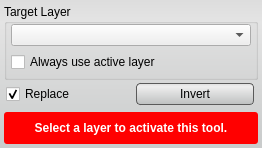
The window that src/Interface/ToolInterface/InvertToolInterface.ui (jessdtate/Seg3D) describes before a commit, drawn with Qt 5.
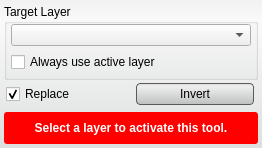
The same window after the commit. Custom widgets are drawn as their Qt base class.

Patch:
```diff
--- a/src/Interface/ToolInterface/InvertToolInterface.ui
+++ b/src/Interface/ToolInterface/InvertToolInterface.ui
@@ -34,7 +34,7 @@
   <property name="styleSheet">
    <string notr="true">QWidget#InvertToolInterface{
 	border-radius: 3px;
-	background-color: qlineargradient(spread:pad, x1:0.5, y1:0, x2:0.5, y2:0.960227, stop:0 rgba(221, 221, 221, 255), stop:0.155779 rgba(228, 228, 228, 255), stop:1 rgba(202, 204, 204, 255));      
+	background-color: qlineargradient(spread:pad, x1:0.5, y1:0, x2:0.5, y2:0.960227, stop:0 rgba(241, 241, 241, 255), stop:0.155779 rgba(250, 250, 250, 255), stop:1 rgba(222, 224, 224, 255));       
 }
 
 QPushButton{
```
